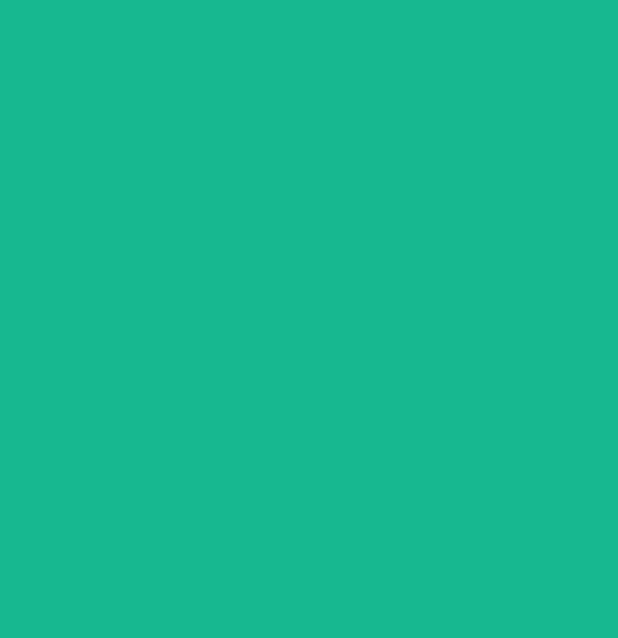
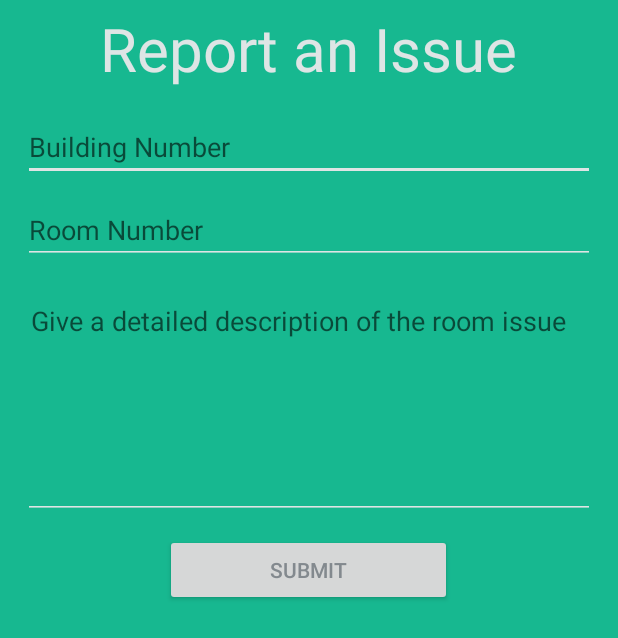
Before and after one commit to polyrooms/PolyRooms, an Android app: the ReportActivity screen opened directly, with no data from a screen before it, on a phone screen of 412 x 824 dp. Before the commit the part shown is empty. Shown: the top 638 px of the screen. Run offline under Robolectric (Android 15) with nearby library versions, the phone set to English and light mode, and no system bars.

Commit message:
Merge https://github.com/polyrooms/PolyRooms into mainactivity
# Conflicts:
#	app/src/main/java/polyrooms/polyrooms/MainActivity.kt
#	app/src/main/res/layout/activity_main.xml

```diff
--- a/app/build.gradle
+++ b/app/build.gradle
@@ -25,7 +25,7 @@ android {
 
 dependencies {
     implementation fileTree(dir: 'libs', include: ['*.jar'])
-    implementation"org.jetbrains.kotlin:kotlin-stdlib-jdk8:$kotlin_version"
+    implementation "org.jetbrains.kotlin:kotlin-stdlib-jdk8:$kotlin_version"
     implementation 'androidx.appcompat:appcompat:1.1.0-alpha05'
     implementation 'androidx.constraintlayout:constraintlayout:2.0.0-beta1'
 
--- a/app/src/main/java/polyrooms/polyrooms/Data.kt
+++ b/app/src/main/java/polyrooms/polyrooms/Data.kt
@@ -29,7 +29,7 @@ fun RoomResponse.mapToEmptyRoom() : EmptyRoom {
     return EmptyRoom(roomNumber)
 }
 
-data class Building(val buildingNumber : Int, val rooms : List<EmptyRoom>)
+data class Building(val buildingNumber : Int, val rooms : List<EmptyRoom>) : Serializable
 data class BuildingResponse(val buildingNumber : Int = -1,
                             val rooms : List<RoomResponse>
                             = List(0, {a : Int -> RoomResponse(-1)}))
--- a/app/src/main/java/polyrooms/polyrooms/MainActivity.kt
+++ b/app/src/main/java/polyrooms/polyrooms/MainActivity.kt
@@ -3,7 +3,6 @@ package polyrooms.polyrooms
 import android.animation.Animator
 import android.app.TimePickerDialog
 import android.content.Intent
-import android.os.Build
 import android.os.Bundle
 import android.os.CountDownTimer
 import android.view.MenuItem
@@ -12,14 +11,11 @@ import android.view.View.VISIBLE
 import android.view.Window
 import android.view.WindowManager
 import android.widget.*
-import androidx.annotation.RequiresApi
 import androidx.appcompat.app.AppCompatActivity
 import androidx.core.content.ContextCompat
 import kotlinx.android.synthetic.main.activity_main.*
 import java.io.Serializable
-import java.time.LocalDateTime
 import java.util.*
-@RequiresApi(Build.VERSION_CODES.O) //required for day of week spinner
 
 class MainActivity : AppCompatActivity() {
 
@@ -128,8 +124,12 @@ class MainActivity : AppCompatActivity() {
     }
 
     fun clickFind(view: View) {
-        if (ghour == -1){
+        if (ghour == -1) {
             Toast.makeText(this, "You must select a time", Toast.LENGTH_LONG).show()
+        }
+
+        else if (gday.equals("null")) {
+            Toast.makeText(this, "You must select a day", Toast.LENGTH_LONG).show()
         }
 
         else {
@@ -179,8 +179,11 @@ class MainActivity : AppCompatActivity() {
     }
 
     fun convertH(hour: Int): Int {
-        if (hour > 12){
+        if (hour > 12) {
             return hour - 12
+        }
+        else if (hour == 0) {
+            return hour + 12
         }
         else {
             return hour
--- a/app/src/main/res/layout/activity_main.xml
+++ b/app/src/main/res/layout/activity_main.xml
@@ -101,6 +101,7 @@
                 android:text="@string/select_a_date"
                 android:textColor="@color/colorTextView"
                 android:textColorHint="@color/colorAccent"
+                android:onClick="clickDate"
                 android:textSize="15sp" />
 
         </LinearLayout>
--- a/app/src/main/res/layout/activity_report.xml
+++ b/app/src/main/res/layout/activity_report.xml
@@ -1,11 +1,68 @@
 <?xml version="1.0" encoding="utf-8"?>
-<android.support.constraint.ConstraintLayout
-        xmlns:android="http://schemas.android.com/apk/res/android"
-        xmlns:tools="http://schemas.android.com/tools"
-        xmlns:app="http://schemas.android.com/apk/res-auto"
-        android:layout_width="match_parent"
-        android:layout_height="match_parent"
-        android:background="@color/mountainMeadow"
-        tools:context=".ReportActivity">
+<LinearLayout xmlns:android="http://schemas.android.com/apk/res/android"
+    xmlns:tools="http://schemas.android.com/tools"
+    android:layout_width="match_parent"
+    android:layout_height="match_parent"
+    android:background="@color/mountainMeadow"
+    android:orientation="vertical"
+    android:paddingLeft="15dp"
+    android:paddingRight="15dp"
+    tools:context=".ReportActivity">
 
-</android.support.constraint.ConstraintLayout>
+
+    <TextView
+        android:id="@+id/ReportTitle"
+        android:layout_width="wrap_content"
+        android:layout_height="wrap_content"
+        android:layout_marginBottom="16dp"
+        android:layout_marginTop="5dp"
+        android:layout_gravity="center_horizontal"
+        android:text="@string/report_an_issue"
+        android:textSize="40sp"
+        android:textColor="@color/platinum"/>
+
+    <EditText
+        android:layout_width="fill_parent"
+        android:layout_height="wrap_content"
+        android:backgroundTint="@color/platinum"
+        android:hint="@string/building_number"
+        android:textColor="@color/platinum"
+        android:inputType="number" />
+
+    <EditText
+        android:layout_width="fill_parent"
+        android:layout_height="wrap_content"
+        android:layout_marginTop="10dp"
+        android:layout_marginBottom="10dp"
+        android:backgroundTint="@color/platinum"
+        android:hint="@string/room_number"
+        android:inputType="number"
+        android:textColor="@color/platinum" />
+
+    <EditText
+        android:layout_width="fill_parent"
+        android:layout_height="150dp"
+        android:layout_marginBottom="10dp"
+        android:layout_marginTop="10dp"
+        android:backgroundTint="@color/platinum"
+        android:gravity="top"
+        android:hint="@string/give_a_detailed_description_of_the_room_issue"
+        android:fitsSystemWindows="true"
+        android:breakStrategy="balanced"
+        android:inputType="textMultiLine"
+        android:singleLine="false"
+        android:padding="5dp"
+        android:textColor="@color/platinum"/>
+
+    <Button
+        android:layout_width="wrap_content"
+        android:layout_height="wrap_content"
+        android:layout_gravity="center_horizontal"
+        android:textColor="@color/colorTextView"
+        android:elevation="4dp"
+        android:paddingLeft="70dp"
+        android:paddingRight="70dp"
+        android:text="Submit"/>
+
+
+</LinearLayout>
--- a/app/src/main/res/values/strings.xml
+++ b/app/src/main/res/values/strings.xml
@@ -15,4 +15,7 @@
     <string name="thursday">Thursday</string>
     <string name="friday">Friday</string>
     <string name="saturday">Saturday</string>
+    <string name="building_number">Building Number</string>
+    <string name="room_number">Room Number</string>
+    <string name="give_a_detailed_description_of_the_room_issue">Give a detailed description of the room issue</string>
 </resources>
```
Also changed, not shown: app/src/main/AndroidManifest.xml (+2 -6 lines).
